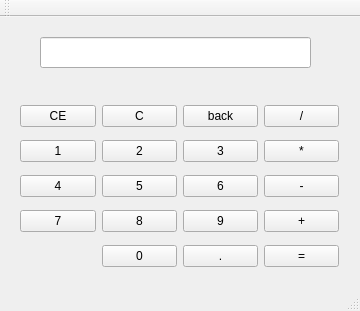
Before: the Qt Designer form mainwindow.ui in fingersnail/calFORprac, drawn with Qt 5.
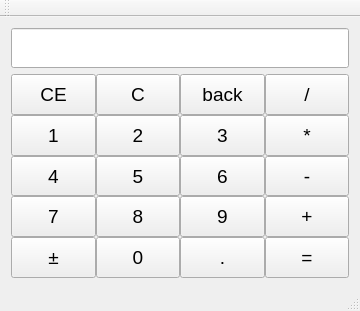
After: the same form once the commit is applied.

Commit message: 改进初始化界面

The edit to the form file:
```diff
--- a/mainwindow.ui
+++ b/mainwindow.ui
@@ -14,18 +14,46 @@
    <string>Calculation</string>
   </property>
   <widget class="QWidget" name="centralWidget">
-   <widget class="QWidget" name="gridLayoutWidget">
-    <property name="geometry">
-     <rect>
-      <x>9</x>
-      <y>70</y>
-      <width>341</width>
-      <height>201</height>
-     </rect>
-    </property>
+   <layout class="QVBoxLayout" name="verticalLayout">
+    <item>
+     <widget class="QLineEdit" name="resultLineEdit">
+      <property name="sizePolicy">
+       <sizepolicy hsizetype="Expanding" vsizetype="Fixed">
+        <horstretch>0</horstretch>
+        <verstretch>0</verstretch>
+       </sizepolicy>
+      </property>
+      <property name="minimumSize">
+       <size>
+        <width>0</width>
+        <height>40</height>
+       </size>
+      </property>
+      <property name="font">
+       <font>
+        <pointsize>14</pointsize>
+       </font>
+      </property>
+     </widget>
+    </item>
+    <item>
     <layout class="QGridLayout" name="gridLayout">
+      <property name="spacing">
+       <number>0</number>
+      </property>
      <item row="2" column="2">
       <widget class="QPushButton" name="button6">
+        <property name="sizePolicy">
+         <sizepolicy hsizetype="Expanding" vsizetype="Expanding">
+          <horstretch>0</horstretch>
+          <verstretch>0</verstretch>
+         </sizepolicy>
+        </property>
+        <property name="font">
+         <font>
+          <pointsize>14</pointsize>
+         </font>
+        </property>
        <property name="text">
         <string>6</string>
        </property>
@@ -33,6 +61,17 @@
      </item>
      <item row="2" column="1">
       <widget class="QPushButton" name="button5">
+        <property name="sizePolicy">
+         <sizepolicy hsizetype="Expanding" vsizetype="Expanding">
+          <horstretch>0</horstretch>
+          <verstretch>0</verstretch>
+         </sizepolicy>
+        </property>
+        <property name="font">
+         <font>
+          <pointsize>14</pointsize>
+         </font>
+        </property>
        <property name="text">
         <string>5</string>
        </property>
@@ -40,6 +79,17 @@
      </item>
      <item row="1" column="1">
       <widget class="QPushButton" name="button2">
+        <property name="sizePolicy">
+         <sizepolicy hsizetype="Expanding" vsizetype="Expanding">
+          <horstretch>0</horstretch>
+          <verstretch>0</verstretch>
+         </sizepolicy>
+        </property>
+        <property name="font">
+         <font>
+          <pointsize>14</pointsize>
+         </font>
+        </property>
        <property name="text">
         <string>2</string>
        </property>
@@ -47,6 +97,17 @@
      </item>
      <item row="1" column="2">
       <widget class="QPushButton" name="button3">
+        <property name="sizePolicy">
+         <sizepolicy hsizetype="Expanding" vsizetype="Expanding">
+          <horstretch>0</horstretch>
+          <verstretch>0</verstretch>
+         </sizepolicy>
+        </property>
+        <property name="font">
+         <font>
+          <pointsize>14</pointsize>
+         </font>
+        </property>
        <property name="text">
         <string>3</string>
        </property>
@@ -54,6 +115,17 @@
      </item>
      <item row="3" column="2">
       <widget class="QPushButton" name="button9">
+        <property name="sizePolicy">
+         <sizepolicy hsizetype="Expanding" vsizetype="Expanding">
+          <horstretch>0</horstretch>
+          <verstretch>0</verstretch>
+         </sizepolicy>
+        </property>
+        <property name="font">
+         <font>
+          <pointsize>14</pointsize>
+         </font>
+        </property>
        <property name="text">
         <string>9</string>
        </property>
@@ -61,6 +133,17 @@
      </item>
      <item row="3" column="1">
       <widget class="QPushButton" name="button8">
+        <property name="sizePolicy">
+         <sizepolicy hsizetype="Expanding" vsizetype="Expanding">
+          <horstretch>0</horstretch>
+          <verstretch>0</verstretch>
+         </sizepolicy>
+        </property>
+        <property name="font">
+         <font>
+          <pointsize>14</pointsize>
+         </font>
+        </property>
        <property name="text">
         <string>8</string>
        </property>
@@ -68,6 +151,17 @@
      </item>
      <item row="4" column="1">
       <widget class="QPushButton" name="button0">
+        <property name="sizePolicy">
+         <sizepolicy hsizetype="Expanding" vsizetype="Expanding">
+          <horstretch>0</horstretch>
+          <verstretch>0</verstretch>
+         </sizepolicy>
+        </property>
+        <property name="font">
+         <font>
+          <pointsize>14</pointsize>
+         </font>
+        </property>
        <property name="text">
         <string>0</string>
        </property>
@@ -75,20 +169,92 @@
      </item>
      <item row="4" column="2">
       <widget class="QPushButton" name="dotButton">
+        <property name="enabled">
+         <bool>true</bool>
+        </property>
+        <property name="sizePolicy">
+         <sizepolicy hsizetype="Expanding" vsizetype="Expanding">
+          <horstretch>0</horstretch>
+          <verstretch>0</verstretch>
+         </sizepolicy>
+        </property>
+        <property name="font">
+         <font>
+          <pointsize>14</pointsize>
+         </font>
+        </property>
        <property name="text">
         <string>.</string>
        </property>
       </widget>
      </item>
+      <item row="4" column="0">
+       <widget class="QPushButton" name="pushButton">
+        <property name="sizePolicy">
+         <sizepolicy hsizetype="Expanding" vsizetype="Expanding">
+          <horstretch>0</horstretch>
+          <verstretch>0</verstretch>
+         </sizepolicy>
+        </property>
+        <property name="font">
+         <font>
+          <pointsize>14</pointsize>
+         </font>
+        </property>
+        <property name="text">
+         <string>±</string>
+        </property>
+       </widget>
+      </item>
      <item row="3" column="0">
       <widget class="QPushButton" name="button7">
+        <property name="sizePolicy">
+         <sizepolicy hsizetype="Expanding" vsizetype="Expanding">
+          <horstretch>0</horstretch>
+          <verstretch>0</verstretch>
+         </sizepolicy>
+        </property>
+        <property name="font">
+         <font>
+          <pointsize>14</pointsize>
+         </font>
+        </property>
        <property name="text">
         <string>7</string>
        </property>
       </widget>
      </item>
+      <item row="0" column="2">
+       <widget class="QPushButton" name="backButton">
+        <property name="sizePolicy">
+         <sizepolicy hsizetype="Expanding" vsizetype="Expanding">
+          <horstretch>0</horstretch>
+          <verstretch>0</verstretch>
+         </sizepolicy>
+        </property>
+        <property name="font">
+         <font>
+          <pointsize>14</pointsize>
+         </font>
+        </property>
+        <property name="text">
+         <string>back</string>
+        </property>
+       </widget>
+      </item>
      <item row="2" column="3">
       <widget class="QPushButton" name="minusButton">
+        <property name="sizePolicy">
+         <sizepolicy hsizetype="Expanding" vsizetype="Expanding">
+          <horstretch>0</horstretch>
+          <verstretch>0</verstretch>
+         </sizepolicy>
+        </property>
+        <property name="font">
+         <font>
+          <pointsize>14</pointsize>
+         </font>
+        </property>
        <property name="text">
         <string>-</string>
        </property>
@@ -96,6 +262,17 @@
      </item>
      <item row="3" column="3">
       <widget class="QPushButton" name="plusButton">
+        <property name="sizePolicy">
+         <sizepolicy hsizetype="Expanding" vsizetype="Expanding">
+          <horstretch>0</horstretch>
+          <verstretch>0</verstretch>
+         </sizepolicy>
+        </property>
+        <property name="font">
+         <font>
+          <pointsize>14</pointsize>
+         </font>
+        </property>
        <property name="text">
         <string>+</string>
        </property>
@@ -103,20 +280,107 @@
      </item>
      <item row="1" column="3">
       <widget class="QPushButton" name="byButton">
+        <property name="sizePolicy">
+         <sizepolicy hsizetype="Expanding" vsizetype="Expanding">
+          <horstretch>0</horstretch>
+          <verstretch>0</verstretch>
+         </sizepolicy>
+        </property>
+        <property name="font">
+         <font>
+          <pointsize>14</pointsize>
+         </font>
+        </property>
        <property name="text">
         <string>*</string>
        </property>
       </widget>
      </item>
+      <item row="0" column="3">
+       <widget class="QPushButton" name="divisionButton">
+        <property name="sizePolicy">
+         <sizepolicy hsizetype="Expanding" vsizetype="Expanding">
+          <horstretch>0</horstretch>
+          <verstretch>0</verstretch>
+         </sizepolicy>
+        </property>
+        <property name="font">
+         <font>
+          <pointsize>14</pointsize>
+         </font>
+        </property>
+        <property name="text">
+         <string>/</string>
+        </property>
+       </widget>
+      </item>
      <item row="4" column="3">
       <widget class="QPushButton" name="equalsButton">
+        <property name="sizePolicy">
+         <sizepolicy hsizetype="Expanding" vsizetype="Expanding">
+          <horstretch>0</horstretch>
+          <verstretch>0</verstretch>
+         </sizepolicy>
+        </property>
+        <property name="font">
+         <font>
+          <pointsize>14</pointsize>
+         </font>
+        </property>
        <property name="text">
         <string>=</string>
        </property>
       </widget>
      </item>
+      <item row="0" column="1">
+       <widget class="QPushButton" name="CButton">
+        <property name="sizePolicy">
+         <sizepolicy hsizetype="Expanding" vsizetype="Expanding">
+          <horstretch>0</horstretch>
+          <verstretch>0</verstretch>
+         </sizepolicy>
+        </property>
+        <property name="font">
+         <font>
+          <pointsize>14</pointsize>
+         </font>
+        </property>
+        <property name="text">
+         <string>C</string>
+        </property>
+       </widget>
+      </item>
+      <item row="0" column="0">
+       <widget class="QPushButton" name="CEButton">
+        <property name="sizePolicy">
+         <sizepolicy hsizetype="Expanding" vsizetype="Expanding">
+          <horstretch>0</horstretch>
+          <verstretch>0</verstretch>
+         </sizepolicy>
+        </property>
+        <property name="font">
+         <font>
+          <pointsize>14</pointsize>
+         </font>
+        </property>
+        <property name="text">
+         <string>CE</string>
+        </property>
+       </widget>
+      </item>
      <item row="2" column="0">
       <widget class="QPushButton" name="button4">
+        <property name="sizePolicy">
+         <sizepolicy hsizetype="Expanding" vsizetype="Expanding">
+          <horstretch>0</horstretch>
+          <verstretch>0</verstretch>
+         </sizepolicy>
+        </property>
+        <property name="font">
+         <font>
+          <pointsize>14</pointsize>
+         </font>
+        </property>
        <property name="text">
         <string>4</string>
        </property>
@@ -124,51 +388,25 @@
      </item>
      <item row="1" column="0">
       <widget class="QPushButton" name="button1">
+        <property name="sizePolicy">
+         <sizepolicy hsizetype="Expanding" vsizetype="Expanding">
+          <horstretch>0</horstretch>
+          <verstretch>0</verstretch>
+         </sizepolicy>
+        </property>
+        <property name="font">
+         <font>
+          <pointsize>14</pointsize>
+         </font>
+        </property>
        <property name="text">
         <string>1</string>
        </property>
       </widget>
      </item>
-     <item row="0" column="0">
-      <widget class="QPushButton" name="CEButton">
-       <property name="text">
-        <string>CE</string>
-       </property>
-      </widget>
-     </item>
-     <item row="0" column="1">
-      <widget class="QPushButton" name="CButton">
-       <property name="text">
-        <string>C</string>
-       </property>
-      </widget>
-     </item>
-     <item row="0" column="2">
-      <widget class="QPushButton" name="backButton">
-       <property name="text">
-        <string>back</string>
-       </property>
-      </widget>
-     </item>
-     <item row="0" column="3">
-      <widget class="QPushButton" name="divisionButton">
-       <property name="text">
-        <string>/</string>
-       </property>
-      </widget>
-     </item>
-    </layout>
-   </widget>
-   <widget class="QLineEdit" name="resultLineEdit">
-    <property name="geometry">
-     <rect>
-      <x>40</x>
-      <y>20</y>
-      <width>271</width>
-      <height>31</height>
-     </rect>
-    </property>
-   </widget>
+     </layout>
+    </item>
+   </layout>
   </widget>
   <widget class="QToolBar" name="mainToolBar">
    <attribute name="toolBarArea">
```
Lines whose indentation alone changed are shown as unchanged.
